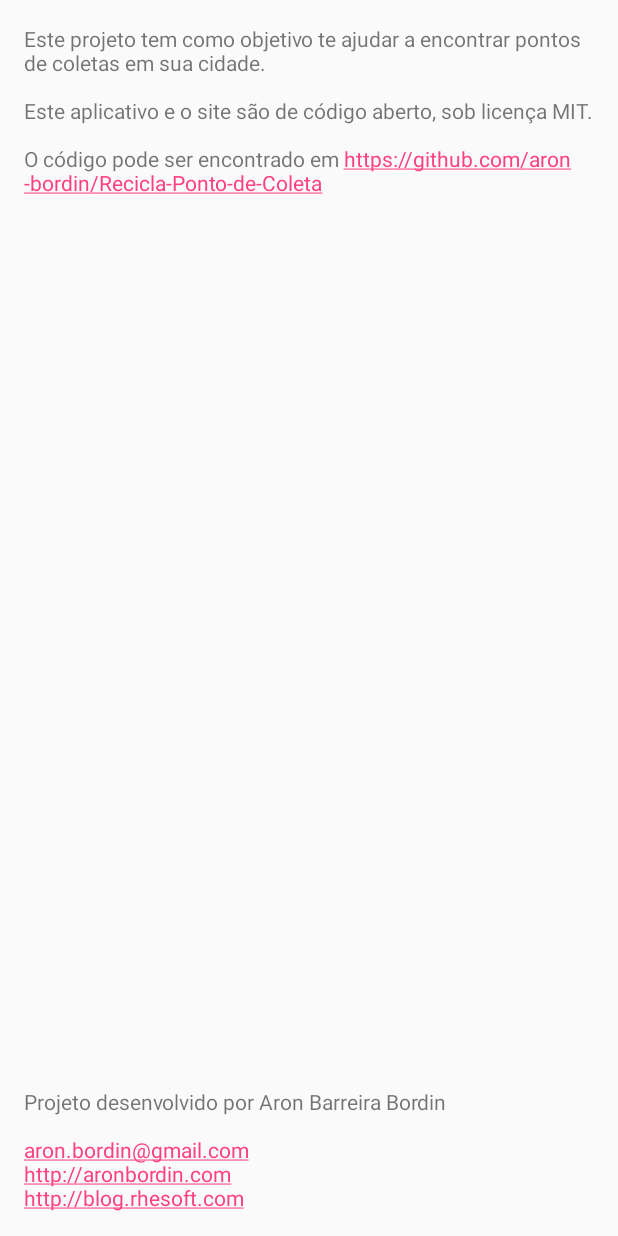
After one commit to chrmorais/Recicla-Ponto-de-Coleta, an Android app: the layout help.xml on its own in the app's theme, with its tools: preview values and no code run, on a phone screen of 412 x 824 dp. The commit adds this screen. Run offline under Robolectric (Android 15) with nearby library versions, the phone set to English and light mode, and no system bars.

Commit message:
pontos basicos

```diff
--- a/ReciclaAe/app/build.gradle
+++ b/ReciclaAe/app/build.gradle
@@ -22,7 +22,9 @@ android {
 dependencies {
     compile fileTree(dir: 'libs', include: ['*.jar'])
     testCompile 'junit:junit:4.12'
-    compile 'com.android.support:appcompat-v7:23.0.1'
-    compile 'com.android.support:design:23.0.1'
+    compile 'com.android.support:appcompat-v7:23.1.1'
+    compile 'com.android.support:design:23.1.1'
     compile 'com.github.dmytrodanylyk.android-process-button:library:1.0.4'
+    compile 'com.google.android.gms:play-services:8.3.0'
+    compile 'com.koushikdutta.ion:ion:2.+'
 }
--- /dev/null
+++ b/ReciclaAe/app/src/main/res/layout/help.xml
@@ -0,0 +1,30 @@
+<?xml version="1.0" encoding="utf-8"?>
+<RelativeLayout
+    xmlns:android="http://schemas.android.com/apk/res/android"
+    android:orientation="vertical"
+    android:layout_width="match_parent"
+    android:layout_height="match_parent">
+
+    <TextView
+        android:layout_width="match_parent"
+        android:layout_height="wrap_content"
+        android:padding="16dp"
+        android:text="@string/about"
+        android:layout_alignParentTop="true"
+        android:layout_alignParentLeft="true"
+        android:layout_alignParentStart="true"
+        android:linksClickable="true"
+        android:autoLink="all"/>
+
+    <TextView
+        android:layout_width="match_parent"
+        android:layout_height="wrap_content"
+        android:text="@string/me"
+        android:padding="16dp"
+        android:layout_alignParentBottom="true"
+        android:layout_alignParentLeft="true"
+        android:layout_alignParentStart="true"
+        android:linksClickable="true"
+        android:autoLink="all"/>
+
+</RelativeLayout>
--- a/ReciclaAe/app/src/main/res/values/strings.xml
+++ b/ReciclaAe/app/src/main/res/values/strings.xml
@@ -1,4 +1,10 @@
 <resources>
     <string name="app_name">Recicla Ae!</string>
     <string name="action_settings">Settings</string>
+    <string name="title_activity_maps">Map</string>
+    <string name="about">Este projeto tem como objetivo te ajudar a encontrar pontos de coletas em sua cidade.\n\nEste aplicativo e o site são de código aberto, sob licença MIT.\n\nO código pode ser encontrado em https://github.com/aron-bordin/Recicla-Ponto-de-Coleta</string>
+    <string name="me">Projeto desenvolvido por Aron Barreira Bordin
+        \n\naron.bordin@gmail.com
+        \nhttp://aronbordin.com
+        \nhttp://blog.rhesoft.com</string>
 </resources>
```
Also changed, not shown: ReciclaAe/app/src/debug/res/values/google_maps_api.xml (added, +19 -0 lines), ReciclaAe/app/src/main/AndroidManifest.xml (+25 -2 lines), ReciclaAe/app/src/main/java/com/aronbordin/reciclaae/MapsActivity.java (added, +55 -0 lines), ReciclaAe/app/src/main/java/com/aronbordin/reciclaae/MenuActivity.java (+100 -1 lines), ReciclaAe/app/src/main/java/com/aronbordin/reciclaae/adapter/Ponto.java (added, +81 -0 lines), ReciclaAe/app/src/main/res/layout/activity_maps.xml (added, +9 -0 lines), ReciclaAe/app/src/main/res/layout/content_menu.xml (+16 -8 lines), 4 other files.
